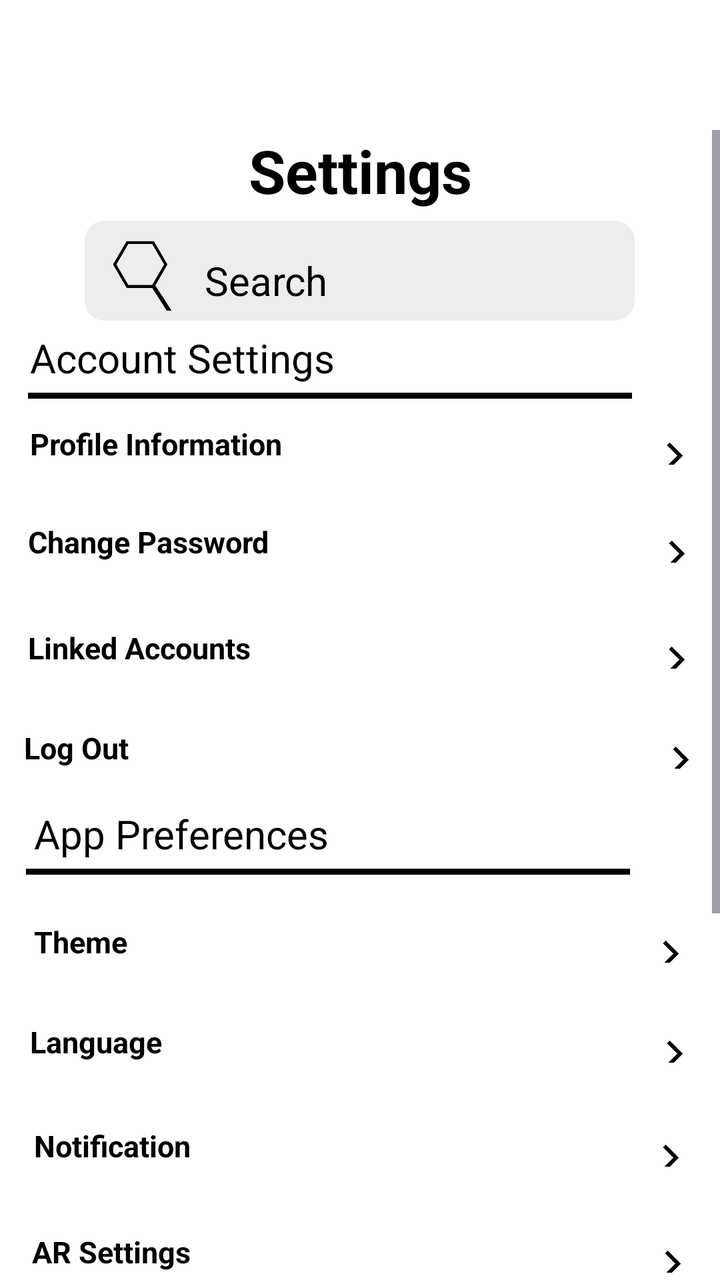
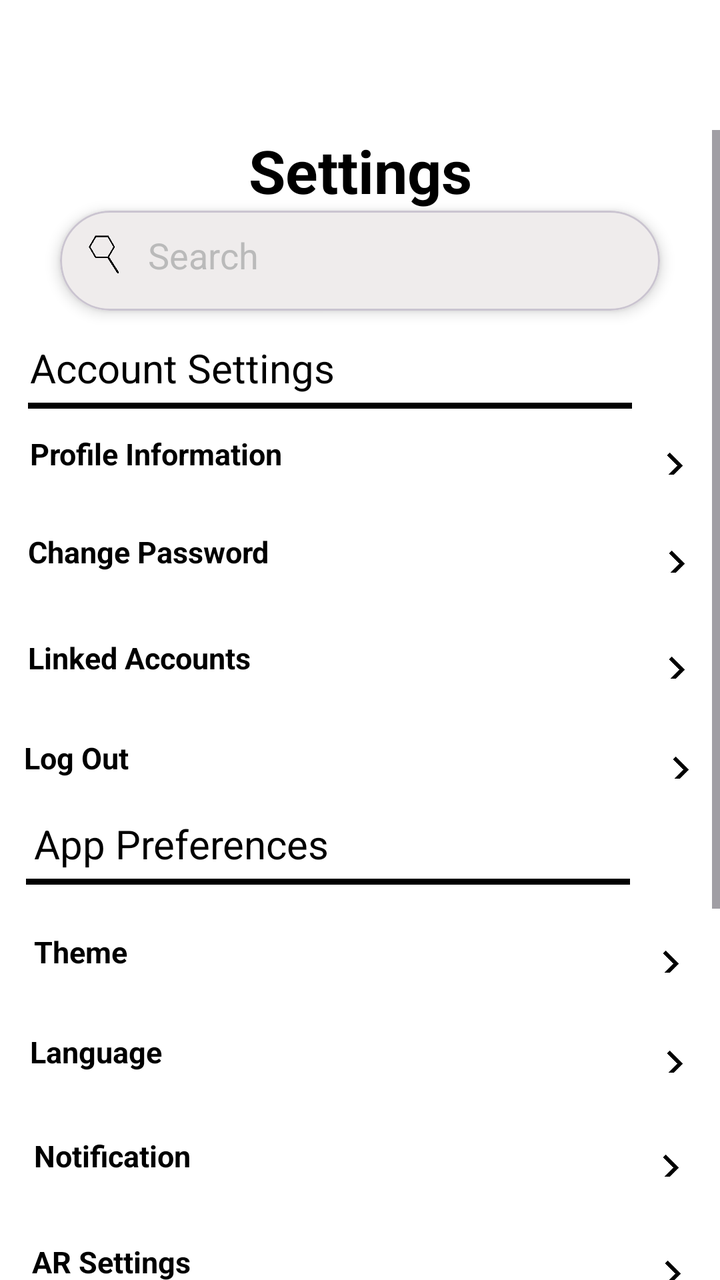

Two renders of the same Android screen: before a commit and after it. Below are the layout's source before the change and the commit's diff.
<!-- AndroidManifest.xml: application theme Theme.LayoutLab -->
<!-- res/layout/activity_settings.xml -->
<?xml version="1.0" encoding="utf-8"?>
<LinearLayout xmlns:android="http://schemas.android.com/apk/res/android"
    xmlns:app="http://schemas.android.com/apk/res-auto"
    xmlns:tools="http://schemas.android.com/tools"
    android:id="@+id/main"
    android:layout_width="match_parent"
    android:layout_height="match_parent"
    tools:context=".settings"
    android:orientation="vertical"
    android:background="@color/white">

    <LinearLayout
        android:layout_width="match_parent"
        android:layout_height="wrap_content"
        android:orientation="vertical">

        
        <LinearLayout
            android:layout_width="match_parent"
            android:layout_height="wrap_content"
            android:padding="5dp">

            <LinearLayout
                android:layout_width="0dp"
                android:layout_height="50dp"
                android:layout_weight="1"
                android:orientation="horizontal"
                android:gravity="start">

                <Button
                    android:id="@+id/btn_backSettings"
                    android:layout_width="50dp"
                    android:layout_height="50dp"
                    android:backgroundTint="@android:color/transparent"
                    android:foreground="@drawable/back_icon" />

            </LinearLayout>

            <LinearLayout
                android:layout_width="0dp"
                android:layout_height="50dp"
                android:layout_weight="1"
                android:orientation="horizontal"
                android:gravity="center">

                <com.google.android.material.button.MaterialButton
                    android:id="@+id/btn_logoHome"
                    android:layout_width="50dp"
                    android:layout_height="50dp"
                    android:foreground="@drawable/logo_transparent"
                    app:backgroundTint="@android:color/transparent"
                    android:clickable="false"/>

            </LinearLayout>

            <LinearLayout
                android:layout_width="0dp"
                android:layout_height="50dp"
                android:layout_weight="1"
                android:orientation="horizontal"
                android:gravity="start">


            </LinearLayout>

        </LinearLayout>


        <ScrollView
            android:layout_width="match_parent"
            android:layout_height="0dp"
            android:layout_weight="1"
            android:clipToPadding="false"
            android:paddingTop="5dp">

            <LinearLayout
                android:layout_width="match_parent"
                android:layout_height="wrap_content"
                android:orientation="vertical">

                
                <LinearLayout
                    android:layout_width="match_parent"
                    android:layout_height="wrap_content"
                    android:gravity="center">

                    <TextView
                        android:layout_width="match_parent"
                        android:layout_height="wrap_content"
                        android:textSize="30sp"
                        android:text="Settings"
                        android:textAlignment="center"
                        android:textColor="@color/black"
                        android:textStyle="bold"/>

                </LinearLayout>

                
                <LinearLayout
                    android:layout_width="match_parent"
                    android:layout_height="wrap_content"
                    android:gravity="center"
                    android:layout_margin="5dp">

                    <LinearLayout
                        android:layout_width="275dp"
                        android:layout_height="50dp"
                        android:orientation="horizontal"
                        android:padding="5dp"
                        android:background="@drawable/search">

                        <ImageView
                            android:layout_width="50dp"
                            android:layout_height="50dp"
                            android:background="@drawable/search_icon"/>


                        <EditText
                            android:id="@+id/etx_searchProfile"
                            android:layout_width="match_parent"
                            android:layout_height="50dp"
                            android:background="@android:color/transparent"
                            android:hint="@string/search"
                            android:inputType="text"
                            android:padding="3dp"
                            android:paddingStart="5dp"
                            android:paddingEnd="5sp"
                            android:textColorHint="@color/black"
                            android:textSize="20sp" />

                    </LinearLayout>

                </LinearLayout>

                <TextView
                    android:id="@+id/r0j7dhyzxbohl"
                    android:textColor="#000000"
                    android:textSize="20sp"
                    android:layout_marginBottom="4dp"
                    android:layout_marginStart="15dp"
                    android:layout_height="wrap_content"
                    android:layout_width="wrap_content"
                    android:text="Account Settings"
                    />
                <LinearLayout
                    android:id="@+id/r5jvzmlwnhjv"
                    android:layout_width="302dp"
                    android:layout_height="3dp"
                    android:background="#000000"
                    android:layout_marginBottom="12dp"
                    android:layout_marginHorizontal="14dp"
                    android:orientation="vertical">
                </LinearLayout>
                <LinearLayout
                    android:id="@+id/rqnszk14l15a"
                    android:layout_width="match_parent"
                    android:layout_height="wrap_content"
                    android:gravity="center_vertical"
                    android:layout_marginBottom="28dp"
                    android:layout_marginHorizontal="15dp"
                    android:orientation="horizontal">
                    <TextView
                        android:id="@+id/re6kdn0kv4v6"
                        android:textColor="#000000"
                        android:textSize="15sp"
                        android:textStyle="bold"
                        android:layout_height="wrap_content"
                        android:layout_width="wrap_content"
                        android:text="Profile Information"
                        />
                    <View
                        android:layout_width="0dp"
                        android:layout_height="0dp"
                        android:layout_weight="1"
                        />
                    <ImageView
                        android:id="@+id/rd6v9wwy13jk"
                        android:layout_width="15dp"
                        android:layout_height="15dp"
                        android:scaleX="-1"
                        android:layout_marginTop="6dp"
                        android:src="@drawable/back_icon"
                        android:scaleType="fitXY"
                        />
                </LinearLayout>
                <LinearLayout
                    android:id="@+id/r2fv7ewwj5oc"
                    android:layout_width="match_parent"
                    android:layout_height="wrap_content"
                    android:gravity="center_vertical"
                    android:layout_marginBottom="32dp"
                    android:layout_marginHorizontal="14dp"
                    android:orientation="horizontal">
                    <TextView
                        android:id="@+id/rc1psbbkwq9n"
                        android:textColor="#000000"
                        android:textSize="15sp"
                        android:textStyle="bold"
                        android:layout_height="wrap_content"
                        android:layout_width="wrap_content"
                        android:text="Change Password"
                        />
                    <View
                        android:layout_width="0dp"
                        android:layout_height="0dp"
                        android:layout_weight="1"
                        />
                    <ImageView
                        android:id="@+id/r0sjg36l9fxu"
                        android:layout_width="15dp"
                        android:layout_height="15dp"
                        android:scaleX="-1"
                        android:layout_marginTop="6dp"
                        android:src="@drawable/back_icon"
                        android:scaleType="fitXY"
                        />
                </LinearLayout>
                <LinearLayout
                    android:id="@+id/r1kok2t9bk5n"
                    android:layout_width="match_parent"
                    android:layout_height="wrap_content"
                    android:gravity="center_vertical"
                    android:layout_marginBottom="29dp"
                    android:layout_marginHorizontal="14dp"
                    android:orientation="horizontal">
                    <TextView
                        android:id="@+id/riiviqivxtej"
                        android:textColor="#000000"
                        android:textSize="15sp"
                        android:textStyle="bold"
                        android:layout_height="wrap_content"
                        android:layout_width="wrap_content"
                        android:text="Linked Accounts"
                        />
                    <View
                        android:layout_width="0dp"
                        android:layout_height="0dp"
                        android:layout_weight="1"
                        />
                    <ImageView
                        android:id="@+id/rh5e8zuo1i6c"
                        android:layout_width="15dp"
                        android:layout_height="15dp"
                        android:scaleX="-1"
                        android:layout_marginTop="6dp"
                        android:src="@drawable/back_icon"
                        android:scaleType="fitXY"
                        />
                </LinearLayout>
                <LinearLayout
                    android:id="@+id/rlq5dfus83i"
                    android:layout_width="match_parent"
                    android:layout_height="wrap_content"
                    android:gravity="center_vertical"
                    android:layout_marginBottom="19dp"
                    android:layout_marginHorizontal="12dp"
                    android:orientation="horizontal">
                    <TextView
                        android:id="@+id/r44x8f1nhm3s"
                        android:textColor="#000000"
                        android:textSize="15sp"
                        android:textStyle="bold"
                        android:layout_height="wrap_content"
                        android:layout_width="wrap_content"
                        android:text="Log Out"
                        />
                    <View
                        android:layout_width="0dp"
                        android:layout_height="0dp"
                        android:layout_weight="1"
                        />
                    <ImageView
                        android:id="@+id/rox7k5v81tv"
                        android:layout_width="15dp"
                        android:layout_height="15dp"
                        android:scaleX="-1"
                        android:layout_marginTop="6dp"
                        android:src="@drawable/back_icon"
                        android:scaleType="fitXY"
                        />
                </LinearLayout>
                <TextView
                    android:id="@+id/rlu7jut4o3b"
                    android:textColor="#000000"
                    android:textSize="20sp"
                    android:layout_marginBottom="4dp"
                    android:layout_marginStart="17dp"
                    android:layout_height="wrap_content"
                    android:layout_width="wrap_content"
                    android:text="App Preferences"
                    />
                <LinearLayout
                    android:id="@+id/rqyuon6hni3j"
                    android:layout_width="302dp"
                    android:layout_height="3dp"
                    android:background="#000000"
                    android:layout_marginBottom="23dp"
                    android:layout_marginHorizontal="13dp"
                    android:orientation="vertical">
                </LinearLayout>
                <LinearLayout
                    android:id="@+id/ri576s8ifgv"
                    android:layout_width="match_parent"
                    android:layout_height="wrap_content"
                    android:gravity="center_vertical"
                    android:layout_marginBottom="29dp"
                    android:layout_marginHorizontal="17dp"
                    android:orientation="horizontal">
                    <TextView
                        android:id="@+id/rb426x6wstl"
                        android:textColor="#000000"
                        android:textSize="15sp"
                        android:textStyle="bold"
                        android:layout_height="wrap_content"
                        android:layout_width="wrap_content"
                        android:text="Theme"
                        />
                    <View
                        android:layout_width="0dp"
                        android:layout_height="0dp"
                        android:layout_weight="1"
                        />
                    <ImageView
                        android:id="@+id/rvlj6xjopkyk"
                        android:layout_width="15dp"
                        android:layout_height="15dp"
                        android:scaleX="-1"
                        android:layout_marginTop="6dp"
                        android:src="@drawable/back_icon"
                        android:scaleType="fitXY"
                        />
                </LinearLayout>
                <LinearLayout
                    android:id="@+id/reh1a0lr5c05"
                    android:layout_width="match_parent"
                    android:layout_height="wrap_content"
                    android:gravity="center_vertical"
                    android:layout_marginBottom="31dp"
                    android:layout_marginHorizontal="15dp"
                    android:orientation="horizontal">
                    <TextView
                        android:id="@+id/rew25xgbzt3"
                        android:textColor="#000000"
                        android:textSize="15sp"
                        android:textStyle="bold"
                        android:layout_height="wrap_content"
                        android:layout_width="wrap_content"
                        android:text="Language"
                        />
                    <View
                        android:layout_width="0dp"
                        android:layout_height="0dp"
                        android:layout_weight="1"
                        />
                    <ImageView
                        android:id="@+id/rb7fxvnf3lpn"
                        android:layout_width="15dp"
                        android:layout_height="15dp"
                        android:scaleX="-1"
                        android:layout_marginTop="6dp"
                        android:src="@drawable/back_icon"
                        android:scaleType="fitXY"
                        />
                </LinearLayout>
                <LinearLayout
                    android:id="@+id/rvo4vd94v74l"
                    android:layout_width="match_parent"
                    android:layout_height="wrap_content"
                    android:gravity="center_vertical"
                    android:layout_marginBottom="32dp"
                    android:layout_marginHorizontal="17dp"
                    android:orientation="horizontal">
                    <TextView
                        android:id="@+id/r1k0n497utd"
                        android:textColor="#000000"
                        android:textSize="15sp"
                        android:textStyle="bold"
                        android:layout_height="wrap_content"
                        android:layout_width="wrap_content"
                        android:text="Notification"
                        />
                    <View
                        android:layout_width="0dp"
                        android:layout_height="0dp"
                        android:layout_weight="1"
                        />
                    <ImageView
                        android:id="@+id/rbiwfhlr36j"
                        android:layout_width="15dp"
                        android:layout_height="15dp"
                        android:scaleX="-1"
                        android:layout_marginTop="6dp"
                        android:src="@drawable/back_icon"
                        android:scaleType="fitXY"
                        />
                </LinearLayout>
                <LinearLayout
                    android:id="@+id/rupewp4p50di"
                    android:layout_width="match_parent"
                    android:layout_height="wrap_content"
                    android:gravity="center_vertical"
                    android:layout_marginBottom="34dp"
                    android:layout_marginHorizontal="16dp"
                    android:orientation="horizontal">
                    <TextView
                        android:id="@+id/rv4zsw8g70w"
                        android:textColor="#000000"
                        android:textSize="15sp"
                        android:textStyle="bold"
                        android:layout_height="wrap_content"
                        android:layout_width="wrap_content"
                        android:text="AR Settings"
                        />
                    <View
                        android:layout_width="0dp"
                        android:layout_height="0dp"
                        android:layout_weight="1"
                        />
                    <ImageView
                        android:id="@+id/rhzvq7su9jhc"
                        android:layout_width="15dp"
                        android:layout_height="15dp"
                        android:scaleX="-1"
                        android:layout_marginTop="6dp"
                        android:src="@drawable/back_icon"
                        android:scaleType="fitXY"
                        />
                </LinearLayout>
                <LinearLayout
                    android:id="@+id/rdv5u73ycx6"
                    android:layout_width="match_parent"
                    android:layout_height="wrap_content"
                    android:gravity="center_vertical"
                    android:layout_marginBottom="29dp"
                    android:layout_marginHorizontal="18dp"
                    android:orientation="horizontal">
                    <TextView
                        android:id="@+id/ren49v1yyeil"
                        android:textColor="#000000"
                        android:textSize="15sp"
                        android:textStyle="bold"
                        android:layout_height="wrap_content"
                        android:layout_width="wrap_content"
                        android:text="Updates"
                        />
                    <View
                        android:layout_width="0dp"
                        android:layout_height="0dp"
                        android:layout_weight="1"
                        />
                    <ImageView
                        android:id="@+id/rcseg1i7ppy9"
                        android:layout_width="15dp"
                        android:layout_height="15dp"
                        android:scaleX="-1"
                        android:layout_marginTop="6dp"
                        android:src="@drawable/back_icon"
                        android:scaleType="fitXY"
                        />
                </LinearLayout>
                <TextView
                    android:id="@+id/rjeyezbwm8sm"
                    android:textColor="#000000"
                    android:textSize="20sp"
                    android:layout_marginBottom="3dp"
                    android:layout_marginStart="19dp"
                    android:layout_height="wrap_content"
                    android:layout_width="wrap_content"
                    android:text="Privacy Settings"
                    />
                <LinearLayout
                    android:id="@+id/rfflrllxukcd"
                    android:layout_width="302dp"
                    android:layout_height="3dp"
                    android:background="#000000"
                    android:layout_marginBottom="23dp"
                    android:layout_marginHorizontal="16dp"
                    android:orientation="vertical">
                </LinearLayout>
                <LinearLayout
                    android:id="@+id/rjdhq173vwmm"
                    android:layout_width="match_parent"
                    android:layout_height="wrap_content"
                    android:gravity="center_vertical"
                    android:layout_marginBottom="28dp"
                    android:layout_marginHorizontal="15dp"
                    android:orientation="horizontal">
                    <TextView
                        android:id="@+id/r57br8m3a4ra"
                        android:textColor="#000000"
                        android:textSize="15sp"
                        android:textStyle="bold"
                        android:layout_height="wrap_content"
                        android:layout_width="wrap_content"
                        android:text="Visibility of Shared Designs"
                        />
                    <View
                        android:layout_width="0dp"
                        android:layout_height="0dp"
                        android:layout_weight="1"
                        />
                    <ImageView
                        android:id="@+id/rll01qtkmm69"
                        android:layout_width="15dp"
                        android:layout_height="15dp"
                        android:scaleX="-1"
                        android:layout_marginTop="6dp"
                        android:src="@drawable/back_icon"
                        android:scaleType="fitXY"
                        />
                </LinearLayout>
                <LinearLayout
                    android:id="@+id/r30swzqczlg8"
                    android:layout_width="match_parent"
                    android:layout_height="wrap_content"
                    android:gravity="center_vertical"
                    android:layout_marginBottom="28dp"
                    android:layout_marginHorizontal="17dp"
                    android:orientation="horizontal">
                    <TextView
                        android:id="@+id/reifkj5swvpf"
                        android:textColor="#000000"
                        android:textSize="15sp"
                        android:textStyle="bold"
                        android:layout_height="wrap_content"
                        android:layout_width="wrap_content"
                        android:text="Profile Privacy"
                        />
                    <View
                        android:layout_width="0dp"
                        android:layout_height="0dp"
                        android:layout_weight="1"
                        />
                    <ImageView
                        android:id="@+id/r74182id1uw6"
                        android:layout_width="15dp"
                        android:layout_height="15dp"
                        android:scaleX="-1"
                        android:layout_marginTop="6dp"
                        android:src="@drawable/back_icon"
                        android:scaleType="fitXY"
                        />
                </LinearLayout>
                <LinearLayout
                    android:id="@+id/r31nsei9p9f6"
                    android:layout_width="match_parent"
                    android:layout_height="wrap_content"
                    android:layout_marginHorizontal="16dp"
                    android:clipChildren="false"
                    android:clipToPadding="false"
                    android:orientation="horizontal">
                    <LinearLayout
                        android:id="@+id/rfeezdbi9kjg"
                        android:layout_width="138dp"
                        android:layout_height="wrap_content"
                        android:gravity="center_vertical"
                        android:clipChildren="false"
                        android:clipToPadding="false"
                        android:orientation="horizontal">
                        <LinearLayout
                            android:id="@+id/rkzuquhpilwp"
                            android:layout_width="0dp"
                            android:layout_height="wrap_content"
                            android:layout_weight="1"
                            android:clipChildren="false"
                            android:clipToPadding="false"
                            android:orientation="vertical">
                            <TextView
                                android:id="@+id/ra1twa5mfe1m"
                                android:textColor="#000000"
                                android:textSize="15sp"
                                android:textStyle="bold"
                                android:layout_height="wrap_content"
                                android:layout_width="wrap_content"
                                android:text="Data Sharing"
                                />
                            <TextView
                                android:id="@+id/rr95qtztcb"
                                android:textColor="#FFFFFF"
                                android:textSize="15sp"
                                android:textStyle="bold"
                                android:layout_marginTop="-4dp"
                                android:layout_height="wrap_content"
                                android:layout_width="match_parent"
                                android:layout_weight="1"
                                android:gravity="center"
                                android:text="Account"
                                />
                        </LinearLayout>
                    </LinearLayout>
                    <View
                        android:layout_width="0dp"
                        android:layout_height="0dp"
                        android:layout_weight="1"
                        />
                    <ImageView
                        android:id="@+id/r9jgfxa4zbmu"
                        android:layout_width="15dp"
                        android:layout_height="15dp"
                        android:scaleX="-1"
                        android:layout_marginTop="6dp"
                        android:src="@drawable/back_icon"
                        android:scaleType="fitXY"
                        />
                </LinearLayout>

























            </LinearLayout>

        </ScrollView>

    </LinearLayout>

</LinearLayout>
<!-- resources referenced by this layout -->
<resources>
  <color name="black">#FF000000</color>
  <color name="white">#FFFFFFFF</color>
  <!-- drawable back_icon: png bitmap (drawable, 28075 bytes) -->
  <!-- drawable logo_transparent: png bitmap (drawable, 37070 bytes) -->
  <!-- drawable search (drawable) -->
  <?xml version="1.0" encoding="UTF-8"?>
  <shape
      xmlns:android="http://schemas.android.com/apk/res/android">
      <solid
          android:color="#EFECEC"
          />
      <corners
          android:radius="10dp"
          />
  </shape>
  <!-- drawable search_icon: png bitmap (drawable, 32151 bytes) -->
  <string name="search">Search</string>
  <style name="Theme.LayoutLab" parent="Base.Theme.LayoutLab" />
  <style name="Base.Theme.LayoutLab" parent="Theme.Material3.DayNight.NoActionBar">
          
          
      </style>
</resources>

<!-- the commit's change to res/layout/activity_settings.xml (unified diff, before → after) -->
@@ -96,41 +96,38 @@
                 </LinearLayout>
 
                 
-                <LinearLayout
-                    android:layout_width="match_parent"
-                    android:layout_height="wrap_content"
-                    android:gravity="center"
-                    android:layout_margin="5dp">
+                <com.google.android.material.card.MaterialCardView
+                    android:layout_width="300dp"
+                    android:layout_height="50dp"
+                    android:layout_gravity="center"
+                    app:cardCornerRadius="25dp"
+                    app:cardElevation="4dp"
+                    android:background="@drawable/search"
+                    android:layout_marginBottom="15dp">
 
                     <LinearLayout
-                        android:layout_width="275dp"
-                        android:layout_height="50dp"
+                        android:layout_width="match_parent"
+                        android:layout_height="match_parent"
                         android:orientation="horizontal"
-                        android:padding="5dp"
-                        android:background="@drawable/search">
+                        android:background="@drawable/search"
+                        android:padding="10dp">
 
                         <ImageView
-                            android:layout_width="50dp"
-                            android:layout_height="50dp"
-                            android:background="@drawable/search_icon"/>
-
+                            android:layout_width="24dp"
+                            android:layout_height="24dp"
+                            android:src="@drawable/search_icon" />
 
                         <EditText
-                            android:id="@+id/etx_searchProfile"
+                            android:id="@+id/etx_searchHome"
                             android:layout_width="match_parent"
-                            android:layout_height="50dp"
-                            android:background="@android:color/transparent"
+                            android:layout_height="wrap_content"
+                            android:background="@null"
                             android:hint="@string/search"
                             android:inputType="text"
-                            android:padding="3dp"
-                            android:paddingStart="5dp"
-                            android:paddingEnd="5sp"
-                            android:textColorHint="@color/black"
-                            android:textSize="20sp" />
-
+                            android:textColorHint="@color/gray"
+                            android:paddingStart="10dp" />
                     </LinearLayout>
-
-                </LinearLayout>
+                </com.google.android.material.card.MaterialCardView>
 
                 <TextView
                     android:id="@+id/r0j7dhyzxbohl"
<!-- resource entries referenced after the edit -->
@@ -1,6 +1,7 @@
 <!-- resources referenced by this layout -->
 <resources>
   <color name="black">#FF000000</color>
+  <color name="gray">#BABABA</color>
   <color name="white">#FFFFFFFF</color>
   <!-- drawable back_icon: png bitmap (drawable, 28075 bytes) -->
   <!-- drawable logo_transparent: png bitmap (drawable, 37070 bytes) -->
